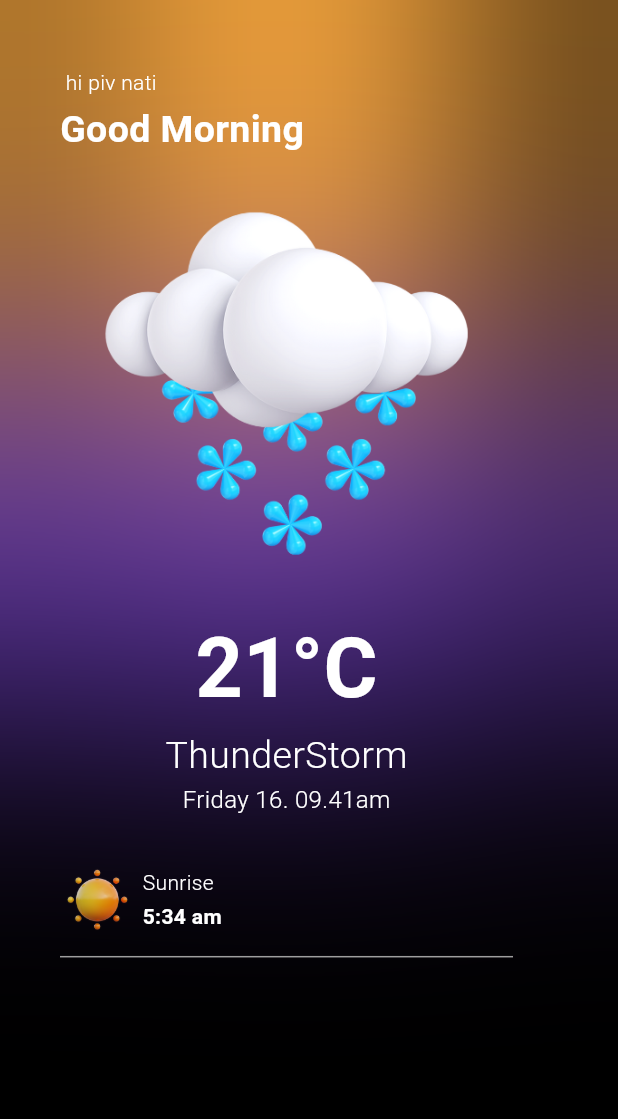
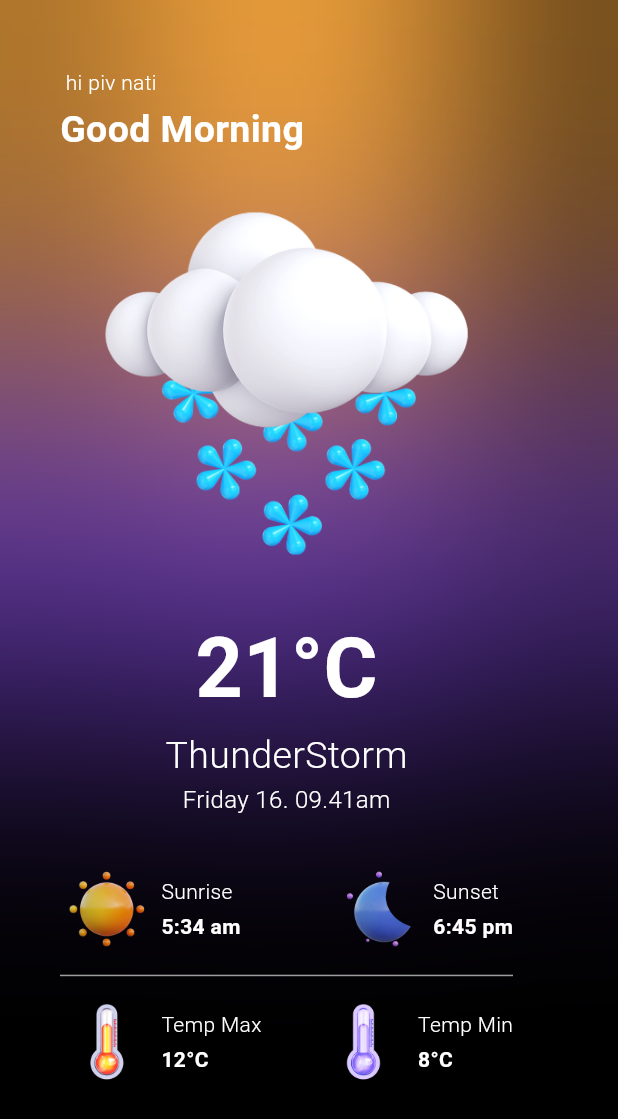
Before and after one commit to natanmuletahunde/weather_app.flutter-, a Flutter app: the screen it shows after launch, on a phone screen of 412 x 824 dp. Shown: the top 1119 px of the screen. Run offline on Flutter 3.47's test engine with Material 3 defaults, Android fonts, the phone set to English and light mode, and no system bars; our stand-ins replace bloc.

Commit message:
create the ui

```diff
--- a/lib/screens/home_screen.dart
+++ b/lib/screens/home_screen.dart
@@ -122,11 +122,9 @@ class HomeScreen extends StatelessWidget {
                           children: [
                             Image.asset(
                               'assets/11.png',
-                              scale: 10,
+                              scale: 8,
                             ),
-                            const SizedBox(
-                              width: 5,
-                            ),
+                            const SizedBox(width: 5),
                             const Column(
                               crossAxisAlignment: CrossAxisAlignment.start,
                               children: [
@@ -136,31 +134,114 @@ class HomeScreen extends StatelessWidget {
                                       color: Colors.white,
                                       fontWeight: FontWeight.w300),
                                 ),
-                                SizedBox(
-                                  height: 3,
-                                ),
+                                SizedBox(height: 3),
                                 Text(
                                   '5:34 am',
                                   style: TextStyle(
                                       color: Colors.white,
                                       fontWeight: FontWeight.w700),
-                                )
+                                ),
                               ],
                             )
                           ],
-                        )
+                        ),
+                        Row(
+                          children: [
+                            Image.asset(
+                              'assets/12.png',
+                              scale: 8,
+                            ),
+                            const SizedBox(width: 5),
+                            const Column(
+                              crossAxisAlignment: CrossAxisAlignment.start,
+                              children: [
+                                Text(
+                                  'Sunset',
+                                  style: TextStyle(
+                                      color: Colors.white,
+                                      fontWeight: FontWeight.w300),
+                                ),
+                                SizedBox(height: 3),
+                                Text(
+                                  '6:45 pm',
+                                  style: TextStyle(
+                                      color: Colors.white,
+                                      fontWeight: FontWeight.w700),
+                                ),
+                              ],
+                            )
+                          ],
+                        ),
                       ],
                     ),
-                    const Padding(padding:
-                    EdgeInsets.symmetric(
-                      vertical: 5
+                    const Padding(
+                      padding: EdgeInsets.symmetric(vertical: 5.0),
+                      child: Divider(
+                        color: Colors.grey,
+                      ),
                     ),
-                    child: Divider(
-                      color: Colors.grey,
-                    ),)
+                    Row(
+                      mainAxisAlignment: MainAxisAlignment.spaceBetween,
+                      children: [
+                        Row(
+                          children: [
+                            Image.asset(
+                              'assets/13.png',
+                              scale: 8,
+                            ),
+                            const SizedBox(width: 5),
+                            const Column(
+                              crossAxisAlignment: CrossAxisAlignment.start,
+                              children: [
+                                Text(
+                                  'Temp Max',
+                                  style: TextStyle(
+                                      color: Colors.white,
+                                      fontWeight: FontWeight.w300),
+                                ),
+                                SizedBox(height: 3),
+                                Text(
+                                  '12°C',
+                                  style: TextStyle(
+                                      color: Colors.white,
+                                      fontWeight: FontWeight.w700),
+                                ),
+                              ],
+                            )
+                          ],
+                        ),
+                        Row(
+                          children: [
+                            Image.asset(
+                              'assets/14.png',
+                              scale: 8,
+                            ),
+                            const SizedBox(width: 5),
+                            const Column(
+                              crossAxisAlignment: CrossAxisAlignment.start,
+                              children: [
+                                Text(
+                                  'Temp Min',
+                                  style: TextStyle(
+                                      color: Colors.white,
+                                      fontWeight: FontWeight.w300),
+                                ),
+                                SizedBox(height: 3),
+                                Text(
+                                  '8°C',
+                                  style: TextStyle(
+                                      color: Colors.white,
+                                      fontWeight: FontWeight.w700),
+                                ),
+                              ],
+                            )
+                          ],
+                        ),
+                      ],
+                    ),
                   ],
                 ),
-              )
+              ),
             ],
           ),
         ),
```
